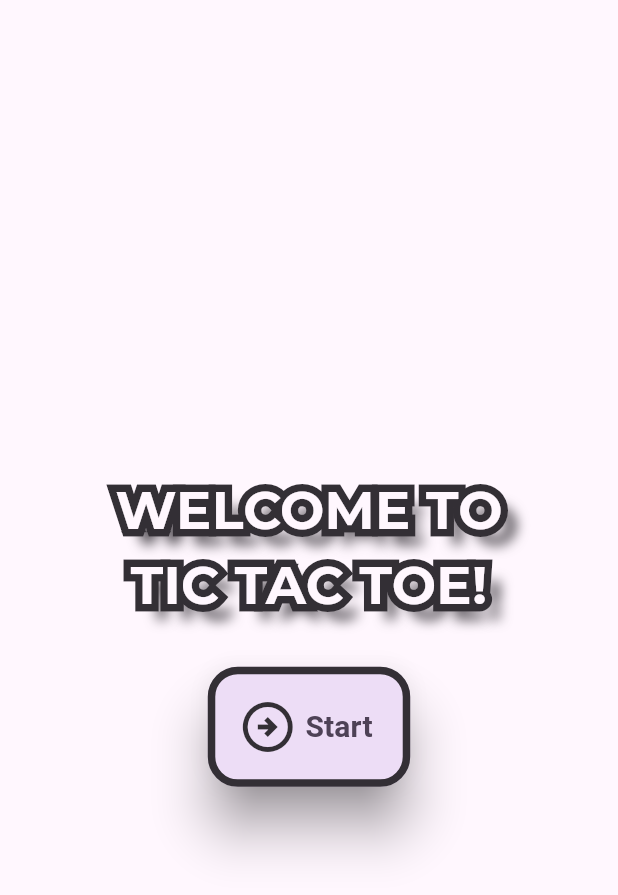
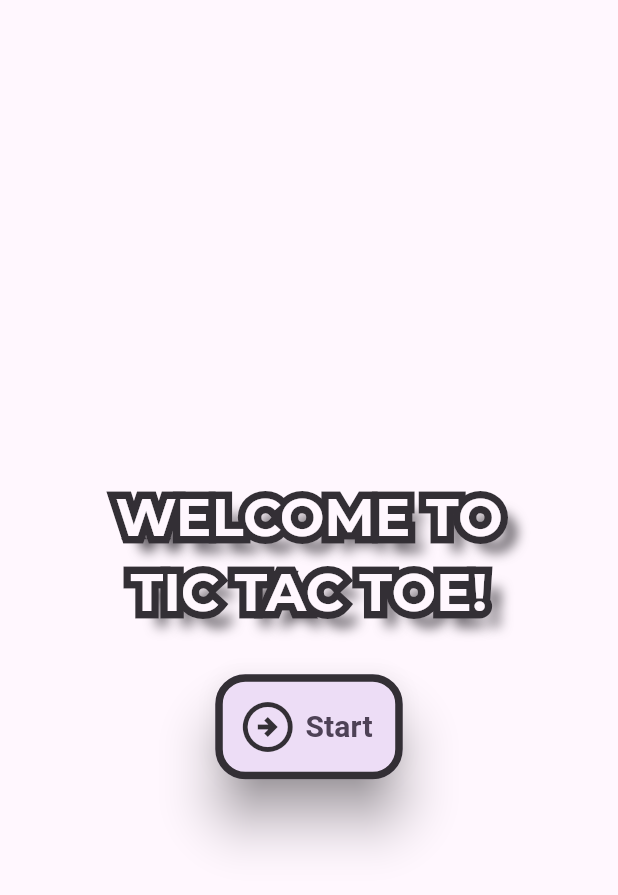
Before and after one commit to abdyevas/Flutter_Tic_Tac_Toe, a Flutter app: the StartScreen widget shown alone on an empty page, opened directly, on a phone screen of 412 x 824 dp. Shown: the top 895 px of the screen. Run offline on Flutter 3.47's test engine with Material 2 defaults, Android fonts, the phone set to English and light mode, and no system bars; our stand-ins replace google_fonts.

Commit message:
add styling button file

```diff
--- a/tic_tac_toe/lib/main.dart
+++ b/tic_tac_toe/lib/main.dart
@@ -18,7 +18,7 @@ class MyApp extends StatelessWidget {
       ),
       home: const Scaffold(
         backgroundColor: Color.fromARGB(255, 100, 53, 142),
-        body:  StartScreen(),
+        body:  MyGameScreen(),
       ),
     );
   }
--- a/tic_tac_toe/lib/my_game_screen.dart
+++ b/tic_tac_toe/lib/my_game_screen.dart
@@ -1,5 +1,6 @@
 import 'package:flutter/material.dart';
 import 'package:tic_tac_toe/board_cell.dart';
+import 'package:tic_tac_toe/styling/styled_button.dart';
 
 class MyGameScreen extends StatefulWidget {
   const MyGameScreen({super.key});
@@ -78,30 +79,8 @@ class _MyGameScreen extends State<MyGameScreen> {
             ),
           ),
         ),
-          FilledButton(
-            onPressed: () {},
-            style: ButtonStyle(
-              backgroundColor: MaterialStateProperty.all(colorScheme.inversePrimary),
-              overlayColor: MaterialStateProperty.all(colorScheme.primary),
-              elevation: MaterialStateProperty.resolveWith<double>(
-                (Set<MaterialState> states) =>
-                    states.contains(MaterialState.pressed) ? 5.0 : 15.0,
-              ),
-              shadowColor:
-                  MaterialStateProperty.all(colorScheme.inverseSurface),
-              padding: MaterialStateProperty.all(const EdgeInsets.all(16.0)),
-              shape: MaterialStateProperty.all<RoundedRectangleBorder>(
-                RoundedRectangleBorder(
-                  borderRadius: BorderRadius.circular(50.0),
-                ),
-              ),
-              side: MaterialStateProperty.all<BorderSide>(
-                BorderSide(
-                  color: colorScheme.inverseSurface,
-                  width: 5.0,
-                ),
-              ),
-            ),
+        StyledButton(
+          radius: 50.0,
           child: Row(
             mainAxisSize: MainAxisSize.min,
             children: [
@@ -109,7 +88,8 @@ class _MyGameScreen extends State<MyGameScreen> {
                 Icons.refresh,
                 size: 40.0,
                 color: colorScheme.inverseSurface,
-              ),],
+              ),
+            ],
           ),
         ),
       ],
--- a/tic_tac_toe/lib/start_screen.dart
+++ b/tic_tac_toe/lib/start_screen.dart
@@ -1,5 +1,6 @@
 import 'package:flutter/material.dart';
 import 'package:google_fonts/google_fonts.dart';
+import 'package:tic_tac_toe/styling/styled_button.dart';
 
 class StartScreen extends StatelessWidget {
   const StartScreen({super.key});
@@ -20,7 +21,6 @@ class StartScreen extends StatelessWidget {
               Text(
                 'WELCOME TO\n TIC TAC TOE!',
                 style: GoogleFonts.montserrat(
-
                   textStyle: TextStyle(
                     foreground: (Paint()
                       ..style = PaintingStyle.stroke
@@ -53,30 +53,8 @@ class StartScreen extends StatelessWidget {
           const SizedBox(
             height: 30,
           ),
-          FilledButton.tonal(
-            onPressed: () {},
-            style: ButtonStyle(
-              overlayColor:
-                  MaterialStateProperty.all(colorScheme.inversePrimary),
-              elevation: MaterialStateProperty.resolveWith<double>(
-                (Set<MaterialState> states) =>
-                    states.contains(MaterialState.pressed) ? 5.0 : 15.0,
-              ),
-              shadowColor:
-                  MaterialStateProperty.all(colorScheme.inverseSurface),
-              padding: MaterialStateProperty.all(const EdgeInsets.all(20.0)),
-              shape: MaterialStateProperty.all<RoundedRectangleBorder>(
-                RoundedRectangleBorder(
-                  borderRadius: BorderRadius.circular(20.0),
-                ),
-              ),
-              side: MaterialStateProperty.all<BorderSide>(
-                BorderSide(
-                  color: colorScheme.inverseSurface,
-                  width: 5.0,
-                ),
-              ),
-            ),
+          StyledButton(
+            radius: 20.0,
             child: Row(
               mainAxisSize: MainAxisSize.min,
               children: [
--- /dev/null
+++ b/tic_tac_toe/lib/styling/styled_button.dart
@@ -0,0 +1,42 @@
+import 'package:flutter/material.dart';
+
+class StyledButton extends StatelessWidget {
+  const StyledButton({
+    super.key,
+    required this.child,
+    required this.radius,
+  });
+
+  final Widget? child;
+  final double radius;
+
+  @override
+  Widget build(BuildContext context) {
+    final colorScheme = Theme.of(context).colorScheme;
+
+    return FilledButton.tonal(
+      onPressed: () {},
+      style: ButtonStyle(
+        overlayColor: MaterialStateProperty.all(colorScheme.inversePrimary),
+        elevation: MaterialStateProperty.resolveWith<double>(
+          (Set<MaterialState> states) =>
+              states.contains(MaterialState.pressed) ? 5.0 : 15.0,
+        ),
+        shadowColor: MaterialStateProperty.all(colorScheme.inverseSurface),
+        padding: MaterialStateProperty.all(const EdgeInsets.all(15.0)),
+        shape: MaterialStateProperty.all<RoundedRectangleBorder>(
+          RoundedRectangleBorder(
+            borderRadius: BorderRadius.circular(radius),
+          ),
+        ),
+        side: MaterialStateProperty.all<BorderSide>(
+          BorderSide(
+            color: colorScheme.inverseSurface,
+            width: 5.0,
+          ),
+        ),
+      ),
+      child: child,
+    );
+  }
+}
```
Lines whose indentation alone changed are shown as unchanged.
